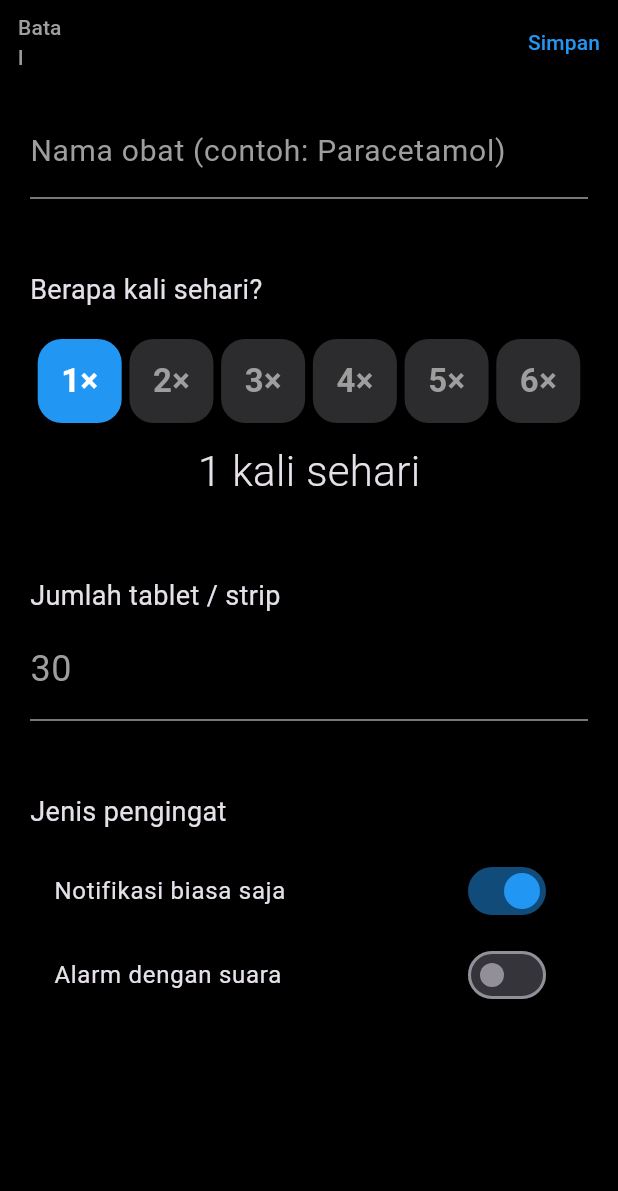
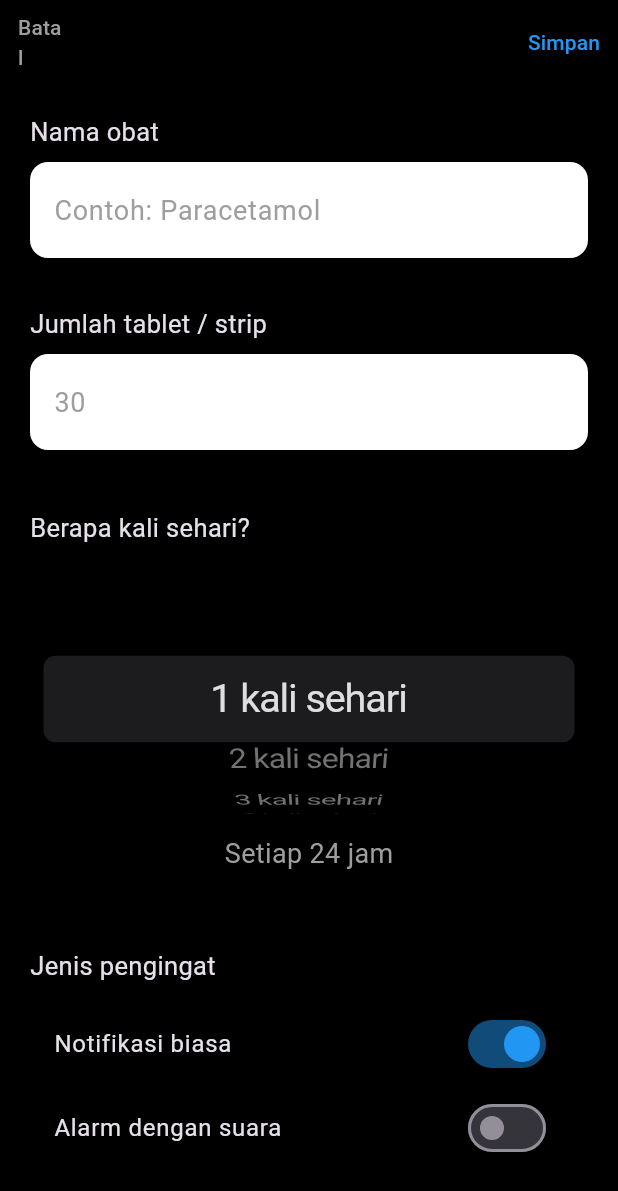
Before and after one commit to darkshadevault/medicine_reminder-new, a Flutter app: the screen it shows after launch, after a tap on the "add" icon, on a phone screen of 412 x 824 dp. Shown: the top 1191 px of the screen. Run offline on Flutter 3.47's test engine with Material 3 defaults, Android fonts, the phone set to English and light mode, and no system bars; our stand-ins replace flutter_local_notifications, flutter_timezone, shared_preferences, timezone.

Commit message:
Update main.dart

```diff
--- a/lib/main.dart
+++ b/lib/main.dart
@@ -1,4 +1,5 @@
 import 'dart:convert';
+import 'package:flutter/cupertino.dart';
 import 'package:flutter/material.dart';
 import 'package:flutter_local_notifications/flutter_local_notifications.dart';
 import 'package:shared_preferences/shared_preferences.dart';
@@ -6,7 +7,8 @@ import 'package:timezone/data/latest_all.dart' as tz;
 import 'package:timezone/timezone.dart' as tz;
 import 'package:flutter_timezone/flutter_timezone.dart';
 
-final FlutterLocalNotificationsPlugin notifications = FlutterLocalNotificationsPlugin();
+final FlutterLocalNotificationsPlugin notifications =
+    FlutterLocalNotificationsPlugin();
 
 void main() async {
   WidgetsFlutterBinding.ensureInitialized();
@@ -14,30 +16,30 @@ void main() async {
   final String timeZoneName = await FlutterTimezone.getLocalTimezone();
   tz.setLocalLocation(tz.getLocation(timeZoneName));
 
-  const AndroidInitializationSettings android = AndroidInitializationSettings('@mipmap/ic_launcher');
-  const InitializationSettings initSettings = InitializationSettings(android: android);
-  await notifications.initialize(initSettings);
+  const AndroidInitializationSettings android =
+      AndroidInitializationSettings('@mipmap/ic_launcher');
+  await notifications.initialize(const InitializationSettings(android: android));
 
   runApp(const MedicineReminderApp());
 }
 
 class Medicine {
+  String id;
   String name;
   int timesPerDay;
   int totalTablets;
   bool notificationOnly;
   bool alarmSound;
   bool isActive;
-  String id;
 
   Medicine({
+    required this.id,
     required this.name,
     required this.timesPerDay,
     required this.totalTablets,
     this.notificationOnly = true,
     this.alarmSound = false,
     this.isActive = true,
-    required this.id,
   });
 
   Map<String, dynamic> toJson() => {
@@ -55,9 +57,9 @@ class Medicine {
         name: json['name'],
         timesPerDay: json['timesPerDay'],
         totalTablets: json['totalTablets'],
-        notificationOnly: json['notificationOnly'],
-        alarmSound: json['alarmSound'],
-        isActive: json['isActive'],
+        notificationOnly: json['notificationOnly'] ?? true,
+        alarmSound: json['alarmSound'] ?? false,
+        isActive: json['isActive'] ?? true,
       );
 }
 
@@ -67,9 +69,7 @@ class MedicineReminderApp extends StatelessWidget {
   Widget build(BuildContext context) {
     return MaterialApp(
       debugShowCheckedModeBanner: false,
-      theme: ThemeData.dark().copyWith(
-        scaffoldBackgroundColor: Colors.black,
-      ),
+      theme: ThemeData.dark().copyWith(scaffoldBackgroundColor: Colors.black),
       home: const MedicineListScreen(),
     );
   }
@@ -87,99 +87,87 @@ class _MedicineListScreenState extends State<MedicineListScreen> {
   @override
   void initState() {
     super.initState();
-    _loadMedicines();
+    _load();
   }
 
-  Future<void> _loadMedicines() async {
+  Future<void> _load() async {
     final prefs = await SharedPreferences.getInstance();
-    final String? data = prefs.getString('medicines');
+    final data = prefs.getString('medicines');
     if (data != null) {
-      final List<dynamic> jsonList = jsonDecode(data);
       setState(() {
-        medicines = jsonList.map((e) => Medicine.fromJson(e)).toList();
+        medicines = (jsonDecode(data) as List)
+            .map((e) => Medicine.fromJson(e))
+            .toList();
       });
     }
   }
 
-  Future<void> _saveMedicines() async {
+  Future<void> _save() async {
     final prefs = await SharedPreferences.getInstance();
-    final String data = jsonEncode(medicines.map((e) => e.toJson()).toList());
-    prefs.setString('medicines', data);
+    prefs.setString('medicines', jsonEncode(medicines.map((e) => e.toJson()).toList()));
   }
 
-  void _addMedicine(Medicine med) {
-    setState(() => medicines.add(med));
-    _saveMedicines();
-    _scheduleAllDoses(med);
+  void _add(Medicine m) {
+    setState(() => medicines.add(m));
+    _save();
+    _schedule(m);
   }
 
-  void _toggleActive(Medicine med) {
-    setState(() => med.isActive = !med.isActive);
-    _saveMedicines();
-    if (med.isActive) {
-      _scheduleAllDoses(med);
-    } else {
-      _cancelAllDoses(med);
-    }
+  void _toggle(Medicine m) {
+    setState(() => m.isActive = !m.isActive);
+    _save();
+    m.isActive ? _schedule(m) : _cancel(m);
   }
 
-  Future<void> _scheduleAllDoses(Medicine med) async {
-    await _cancelAllDoses(med); // bersihkan dulu
+  Future<void> _schedule(Medicine m) async {
+    await _cancel(m);
+    final now = DateTime.now();
+    final today = DateTime(now.year, now.month, now.day, 8); // mulai jam 8 pagi
+    final intervalMinutes = (1440 / m.timesPerDay).floor();
 
-    // Contoh: dosis merata tiap hari mulai jam 8 pagi
-    final now = DateTime.now();
-    final today = DateTime(now.year, now.month, now.day);
+    for (int i = 0; i < m.timesPerDay; i++) {
+      var time = today.add(Duration(minutes: i * intervalMinutes));
+      if (time.isBefore(now)) time = time.add(const Duration(days: 1));
 
-    for (int i = 0; i < med.timesPerDay; i++) {
-      final minutesPerDose = 1440 ~/ med.timesPerDay; // 1440 menit dalam sehari
-      final doseTime = today.add(Duration(minutes: 480 + i * minutesPerDose)); // mulai jam 8 pagi
-
-      final scheduledDate = doseTime.isBefore(now) ? doseTime.add(const Duration(days: 1)) : doseTime;
-
-      final androidDetails = AndroidNotificationDetails(
-        'medicine_channel',
-        'Pengingat Obat',
-        channelDescription: 'Notifikasi minum obat',
+      final android = AndroidNotificationDetails(
+        'med_channel',
+        'Obat',
         importance: Importance.max,
         priority: Priority.high,
-        playSound: med.alarmSound || !med.notificationOnly,
-        enableVibration: true,
+        playSound: m.alarmSound || !m.notificationOnly,
       );
 
       await notifications.zonedSchedule(
-        int.parse('${med.id}$i'),
+        int.parse(m.id + i.toString()),
         'Waktunya Minum Obat',
-        '\( {med.name} – Dosis \){i + 1}/${med.timesPerDay}',
-        tz.TZDateTime.from(scheduledDate, tz.local),
-        NotificationDetails(android: androidDetails),
+        '\( {m.name} • Dosis \){i + 1}',
+        tz.TZDateTime.from(time, tz.local),
+        NotificationDetails(android: android),
         androidScheduleMode: AndroidScheduleMode.exactAllowWhileIdle,
-        uiLocalNotificationDateInterpretation: UILocalNotificationDateInterpretation.absoluteTime,
+        uiLocalNotificationDateInterpretation:
+            UILocalNotificationDateInterpretation.absoluteTime,
         matchDateTimeComponents: DateTimeComponents.time,
       );
     }
   }
 
-  Future<void> _cancelAllDoses(Medicine med) async {
-    for (int i = 0; i < med.timesPerDay; i++) {
-      await notifications.cancel(int.parse('${med.id}$i'));
+  Future<void> _cancel(Medicine m) async {
+    for (int i = 0; i < 10; i++) {
+      await notifications.cancel(int.parse(m.id + i.toString()));
     }
   }
 
   @override
   Widget build(BuildContext context) {
     return Scaffold(
-      appBar: AppBar(
-        title: const Text('Pengingat Obat'),
-        centerTitle: true,
-        backgroundColor: Colors.black,
-      ),
+      appBar: AppBar(title: const Text('Pengingat Obat'), centerTitle: true),
       body: medicines.isEmpty
           ? const Center(child: Text('Belum ada obat', style: TextStyle(fontSize: 18, color: Colors.grey)))
           : ListView.builder(
+              padding: const EdgeInsets.all(16),
               itemCount: medicines.length,
-              padding: const EdgeInsets.all(16),
-              itemBuilder: (context, index) {
-                final med = medicines[index];
+              itemBuilder: (_, i) {
+                final m = medicines[i];
                 return Container(
                   margin: const EdgeInsets.only(bottom: 12),
                   decoration: BoxDecoration(
@@ -187,20 +175,13 @@ class _MedicineListScreenState extends State<MedicineListScreen> {
                     borderRadius: BorderRadius.circular(16),
                   ),
                   child: ListTile(
-                    contentPadding: const EdgeInsets.symmetric(horizontal: 20, vertical: 12),
+                    contentPadding: const EdgeInsets.symmetric(horizontal: 20, vertical: 16),
                     title: Text(
-                      med.timesPerDay == 1 ? 'Sekali sehari' : '${med.timesPerDay} kali sehari',
-                      style: const TextStyle(fontSize: 34, fontWeight: FontWeight.w300, height: 1),
+                      m.timesPerDay == 1 ? '1 kali sehari' : '$m kali sehari',
+                      style: const TextStyle(fontSize: 34, fontWeight: FontWeight.w300),
                     ),
-                    subtitle: Text(
-                      '\( {med.name} • \){med.totalTablets} tablet tersisa',
-                      style: const TextStyle(color: Colors.grey),
-                    ),
-                    trailing: Switch(
-                      value: med.isActive,
-                      activeColor: Colors.blue,
-                      onChanged: (_) => _toggleActive(med),
-                    ),
+                    subtitle: Text('\( {m.name} • \){m.totalTablets} tablet'),
+                    trailing: Switch(value: m.isActive, activeColor: Colors.blue, onChanged: (_) => _toggle(m)),
                   ),
                 );
               },
@@ -208,17 +189,13 @@ class _MedicineListScreenState extends State<MedicineListScreen> {
       floatingActionButton: FloatingActionButton(
         backgroundColor: const Color(0xFF0A84FF),
         child: const Icon(Icons.add, size: 36),
-        onPressed: () => Navigator.of(context).push(
-          MaterialPageRoute(
-            builder: (_) => AddMedicineScreen(onSave: _addMedicine),
-            fullscreenDialog: true,
-          ),
-        ),
+        onPressed: () => Navigator.push(context, CupertinoPageRoute(builder: (_) => AddMedicineScreen(onSave: _add))),
       ),
     );
   }
 }
 
+// =================== HALAMAN TAMBAH OBAT (UI BARU CANTIK) ===================
 class AddMedicineScreen extends StatefulWidget {
   final Function(Medicine) onSave;
   const AddMedicineScreen({super.key, required this.onSave});
@@ -231,8 +208,17 @@ class _AddMedicineScreenState extends State<AddMedicineScreen> {
   final _nameController = TextEditingController();
   int _timesPerDay = 1;
   int _totalTablets = 30;
-  bool _notificationOnly = true;
-  bool _alarmSound = false;
+  bool _notifOnly = true;
+  bool _alarm = false;
+
+  final List<Map<String, dynamic>> frequencies = [
+    {'times': 1, 'interval': '24 jam'},
+    {'times': 2, 'interval': '12 jam'},
+    {'times': 3, 'interval': '8 jam'},
+    {'times': 4, 'interval': '6 jam'},
+    {'times': 5, 'interval': '≈4.8 jam'},
+    {'times': 6, 'interval': '4 jam'},
+  ];
 
   @override
   Widget build(BuildContext context) {
@@ -240,9 +226,7 @@ class _AddMedicineScreenState extends State<AddMedicineScreen> {
       backgroundColor: Colors.black,
       appBar: AppBar(
         backgroundColor: Colors.black,
-        leading: TextButton(
-            onPressed: () => Navigator.pop(context),
-            child: const Text('Batal', style: TextStyle(color: Colors.grey))),
+        leading: TextButton(child: const Text('Batal', style: TextStyle(color: Colors.grey)), onPressed: () => Navigator.pop(context)),
         actions: [
           TextButton(
             onPressed: _nameController.text.trim().isEmpty
@@ -253,8 +237,8 @@ class _AddMedicineScreenState extends State<AddMedicineScreen> {
                       name: _nameController.text.trim(),
                       timesPerDay: _timesPerDay,
                       totalTablets: _totalTablets,
-                      notificationOnly: _notificationOnly,
-                      alarmSound: _alarmSound,
+                      notificationOnly: _notifOnly,
+                      alarmSound: _alarm,
                     );
                     widget.onSave(med);
                     Navigator.pop(context);
@@ -264,92 +248,75 @@ class _AddMedicineScreenState extends State<AddMedicineScreen> {
         ],
       ),
       body: ListView(padding: const EdgeInsets.all(20), children: [
-        // Nama Obat
-        TextField(
-          controller: _nameController,
-          style: const TextStyle(fontSize: 20),
-          decoration: const InputDecoration(
-            hintText: 'Nama obat (contoh: Paracetamol)',
-            hintStyle: TextStyle(color: Colors.grey),
-            border: InputBorder.none,
+        // Nama Obat - Kotak Putih
+        const Text('Nama obat', style: TextStyle(fontSize: 17)),
+        const SizedBox(height: 8),
+        Container(
+          padding: const EdgeInsets.symmetric(horizontal: 16, vertical: 8),
+          decoration: BoxDecoration(color: Colors.white, borderRadius: BorderRadius.circular(12)),
+          child: TextField(
+            controller: _nameController,
+            style: const TextStyle(color: Colors.black, fontSize: 18),
+            decoration: const InputDecoration(border: InputBorder.none, hintText: 'Contoh: Paracetamol', hintStyle: TextStyle(color: Colors.grey)),
           ),
         ),
-        const Divider(color: Colors.grey),
+
+        const SizedBox(height: 32),
+
+        // Jumlah Tablet - Kotak Putih
+        const Text('Jumlah tablet / strip', style: TextStyle(fontSize: 17)),
+        const SizedBox(height: 8),
+        Container(
+          padding: const EdgeInsets.symmetric(horizontal: 16, vertical: 8),
+          decoration: BoxDecoration(color: Colors.white, borderRadius: BorderRadius.circular(12)),
+          child: TextField(
+            keyboardType: TextInputType.number,
+            style: const TextStyle(color: Colors.black, fontSize: 18),
+            decoration: InputDecoration(
+              border: InputBorder.none,
+              hintText: '$_totalTablets',
+              hintStyle: const TextStyle(color: Colors.grey),
+            ),
+            onChanged: (v) => setState(() => _totalTablets = int.tryParse(v) ?? 30),
+          ),
+        ),
 
         const SizedBox(height: 40),
-        const Text('Berapa kali sehari?', style: TextStyle(fontSize: 18)),
-        const SizedBox(height: 20),
 
-        // Slider 1–6 kali
-        Row(
-          mainAxisAlignment: MainAxisAlignment.spaceEvenly,
-          children: List.generate(6, (i) {
-            int kali = i + 1;
-            return GestureDetector(
-              onTap: () => setState(() => _timesPerDay = kali),
-              child: AnimatedContainer(
-                duration: const Duration(milliseconds: 200),
-                width: 56,
-                height: 56,
-                decoration: BoxDecoration(
-                  color: _timesPerDay == kali ? Colors.blue : const Color(0xFF2C2C2E),
-                  borderRadius: BorderRadius.circular(16),
+        // Frekuensi - Wheel Picker
+        const Text('Berapa kali sehari?', style: TextStyle(fontSize: 17)),
+        const SizedBox(height: 12),
+        SizedBox(
+          height: 180,
+          child: CupertinoPicker(
+            itemExtent: 48,
+            magnification: 1.2,
+            useMagnifier: true,
+            onSelectedItemChanged: (i) => setState(() => _timesPerDay = frequencies[i]['times']),
+            children: frequencies.map((f) {
+              return Center(
+                child: Text(
+                  '${f['times']} kali sehari',
+                  style: const TextStyle(fontSize: 22),
                 ),
-                alignment: Alignment.center,
-                child: Text(
-                  '$kali×',
-                  style: TextStyle(
-                    fontSize: 22,
-                    fontWeight: FontWeight.bold,
-                    color: _timesPerDay == kali ? Colors.white : Colors.grey,
-                  ),
-                ),
-              ),
-            );
-          }),
+              );
+            }).toList(),
+          ),
         ),
-        const SizedBox(height: 12),
         Center(
           child: Text(
-            '$_timesPerDay kali sehari',
-            style: const TextStyle(fontSize: 28, fontWeight: FontWeight.w300),
+            'Setiap ${frequencies.firstWhere((e) => e['times'] == _timesPerDay)['interval']}',
+            style: const TextStyle(fontSize: 18, color: Colors.grey),
           ),
         ),
 
         const SizedBox(height: 50),
 
-        // Jumlah Tablet
-        const Text('Jumlah tablet / strip', style: TextStyle(fontSize: 18)),
-        const SizedBox(height: 10),
-        TextField(
-          keyboardType: TextInputType.number,
-          style: const TextStyle(fontSize: 24),
-          decoration: InputDecoration(
-            hintText: '$_totalTablets',
-            hintStyle: const TextStyle(color: Colors.grey),
-            border: InputBorder.none,
-          ),
-          onChanged: (v) => _totalTablets = int.tryParse(v) ?? 30,
-        ),
-        const Divider(color: Colors.grey),
-
-        const SizedBox(height: 40),
-
-        // Jenis Notifikasi
-        const Text('Jenis pengingat', style: TextStyle(fontSize: 18)),
+        // Jenis Pengingat
+        const Text('Jenis pengingat', style: TextStyle(fontSize: 17)),
         const SizedBox(height: 12),
-        SwitchListTile(
-          title: const Text('Notifikasi biasa saja'),
-          value: _notificationOnly,
-          activeColor: Colors.blue,
-          onChanged: (v) => setState(() => _notificationOnly = v),
-        ),
-        SwitchListTile(
-          title: const Text('Alarm dengan suara'),
-          value: _alarmSound,
-          activeColor: Colors.blue,
-          onChanged: (v) => setState(() => _alarmSound = v),
-        ),
+        SwitchListTile(title: const Text('Notifikasi biasa'), value: _notifOnly, activeColor: Colors.blue, onChanged: (v) => setState(() => _notifOnly = v)),
+        SwitchListTile(title: const Text('Alarm dengan suara'), value: _alarm, activeColor: Colors.blue, onChanged: (v) => setState(() => _alarm = v)),
       ]),
     );
   }
```
